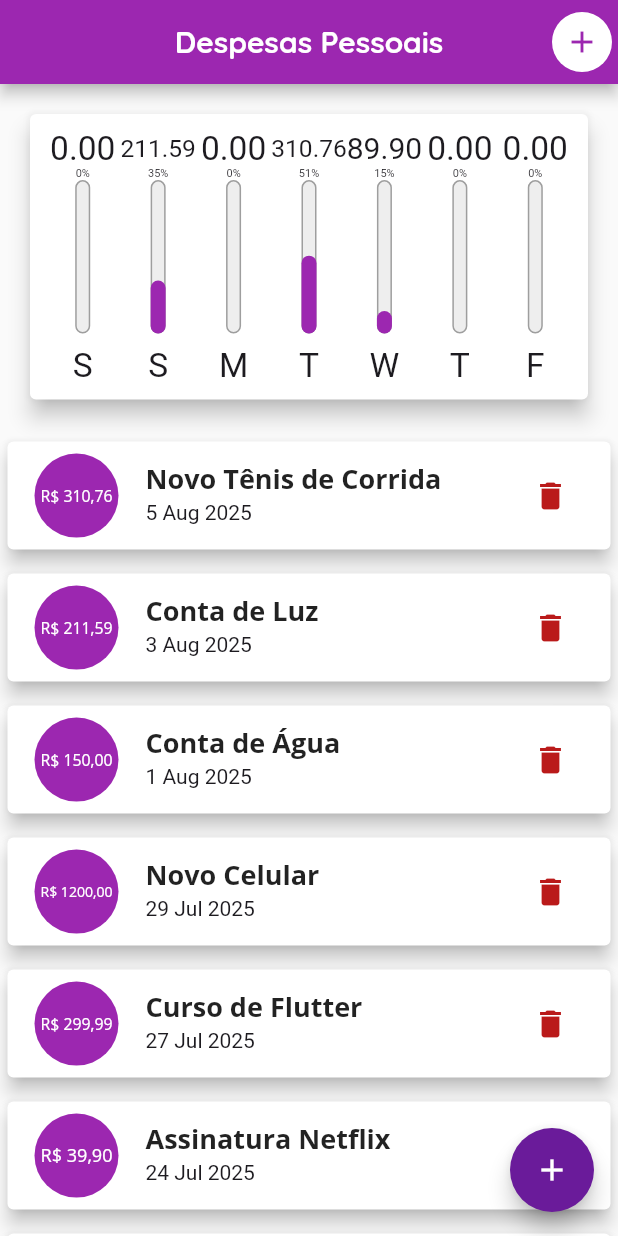
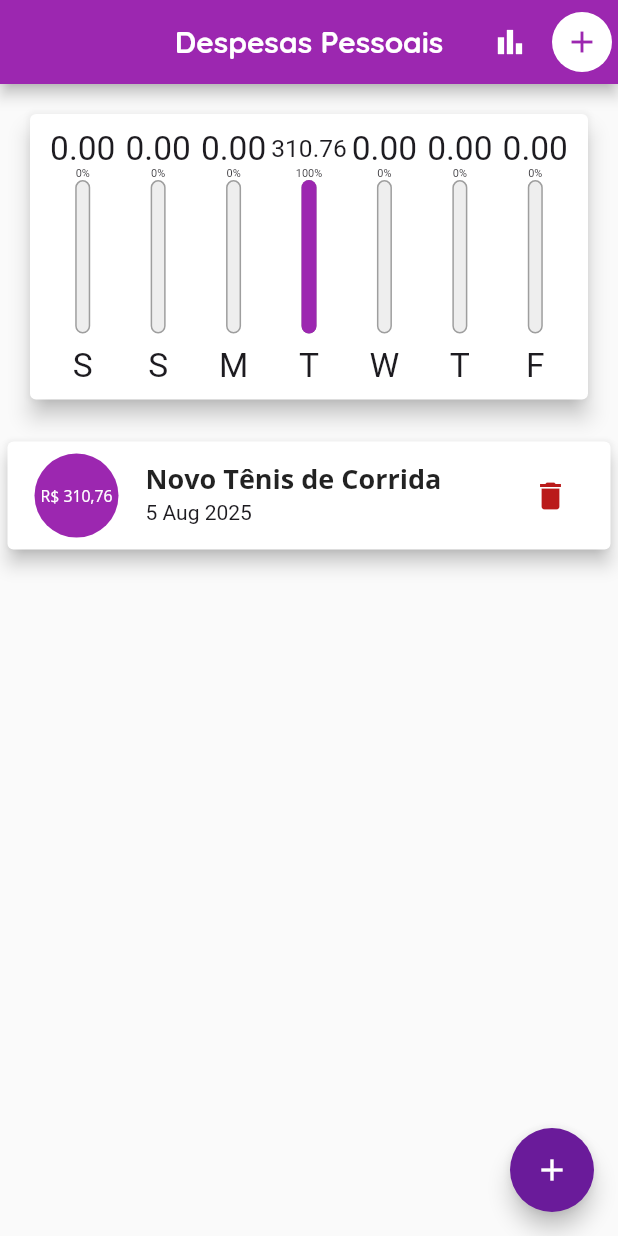
Before and after one commit to VitorLucas98/despesas_pessoais_app, a Flutter app: the screen it shows after launch, on a phone screen of 412 x 824 dp. Run offline on Flutter 3.47's test engine with Material 3 defaults, Android fonts, the phone set to English and light mode, and no system bars.

Commit message:
modelo de passagem

```diff
--- a/lib/components/transaction/transaction_list.dart
+++ b/lib/components/transaction/transaction_list.dart
@@ -15,20 +15,26 @@ class TransactionList extends StatelessWidget {
   @override
   Widget build(BuildContext context) {
     return transactions.isEmpty
-        ? Column(
+        ? LayoutBuilder(
+          builder: (ctx, constraints) {
+            return Column(
               children: [
-            const SizedBox(height: 20),
+                SizedBox(height: constraints.maxHeight * 0.05),
                 Text(
                   'Nenhuma transação cadastrada!',
                   style: Theme.of(context).textTheme.titleLarge,
                 ),
-            const SizedBox(height: 20),
+                SizedBox(height: constraints.maxHeight * 0.05),
                 Container(
-              height: 200,
-              child: Image.asset('assets/images/waiting.png',
-               fit: BoxFit.cover),
+                  height: constraints.maxHeight * 0.6,
+                  child: Image.asset(
+                    'assets/images/waiting.png',
+                    fit: BoxFit.cover,
+                  ),
                 ),
               ],
+            );
+          },
         )
         : ListView.builder(
           itemCount: transactions.length,
--- a/lib/main.dart
+++ b/lib/main.dart
@@ -51,57 +51,22 @@ class _MyHomePageState extends State<MyHomePage> {
   final tituloController = TextEditingController();
 
   final valorController = TextEditingController();
-  final List<Transaction>_transactions = [
+
+  bool _showChart = false;
+
+  final List<Transaction> _transactions = [
     Transaction(
       id: 't1',
       title: 'Novo Tênis de Corrida',
       value: 310.76,
       date: DateTime.now().subtract(const Duration(days: 3)),
     ),
-    Transaction(
-      id: 't2',
-      title: 'Conta de Luz',
-      value: 211.59,
-      date: DateTime.now().subtract(const Duration(days: 5)),
-    ),
-    Transaction(
-      id: 't3',
-      title: 'Conta de Água',
-      value: 150.00,
-      date: DateTime.now().subtract(const Duration(days: 7)),
-    ),
-    Transaction(
-      id: 't4',
-      title: 'Novo Celular',
-      value: 1200.00,
-      date: DateTime.now().subtract(const Duration(days: 10)),
-    ),
-    Transaction(
-      id: 't5',
-      title: 'Curso de Flutter',
-      value: 299.99,
-      date: DateTime.now().subtract(const Duration(days: 12)),
-    ),
-    Transaction(
-      id: 't6',
-      title: 'Assinatura Netflix',
-      value: 39.90,
-      date: DateTime.now().subtract(const Duration(days: 15)),
-    ),
-    Transaction(
-      id: 't7',
-      title: 'Jantar no Restaurante',
-      value: 89.90,
-      date: DateTime.now().subtract(const Duration(days: 2)),
-    ),
   ];
 
   List<Transaction> get _recentTransactions {
     // Filtra as transações para incluir apenas aquelas dos últimos 7 dias
     return _transactions.where((tr) {
-      return tr.date.isAfter(
-        DateTime.now().subtract(const Duration(days: 7)),
-      );
+      return tr.date.isAfter(DateTime.now().subtract(const Duration(days: 7)));
     }).toList();
   }
 
@@ -137,6 +102,8 @@ class _MyHomePageState extends State<MyHomePage> {
 
   @override
   Widget build(BuildContext context) {
+    final bool isLandscape =
+        MediaQuery.of(context).orientation == Orientation.landscape;
 
     final appBar = AppBar(
       title: Text(
@@ -149,17 +116,27 @@ class _MyHomePageState extends State<MyHomePage> {
       ),
       centerTitle: true,
       actions: [
+        IconButton(
+          icon: _showChart ? Icon(Icons.list) : Icon(Icons.bar_chart),
+          onPressed: () {
+            setState(() {
+              _showChart = !_showChart;
+            });
+          },
+        ),
         Padding(
-            padding: const EdgeInsets.symmetric(
-              vertical: 8.0,
-            ), // Espaço para cima e para baixo
+          padding: const EdgeInsets.symmetric(vertical: 8.0),
+          // Espaço para cima e para baixo
           child: Container(
             decoration: BoxDecoration(
               color: Colors.white, // Fundo diferente
               shape: BoxShape.circle,
             ),
             child: IconButton(
-                icon: Icon(Icons.add, color:Theme.of(context).primaryColor), // Cor do ícone
+              icon: Icon(
+                Icons.add,
+                color: Theme.of(context).primaryColor,
+              ), // Cor do ícone
               onPressed: () => _openTransactionForm(context),
             ),
           ),
@@ -167,7 +144,8 @@ class _MyHomePageState extends State<MyHomePage> {
       ],
     );
 
-      final availableHeight = MediaQuery.of(context).size.height -
+    final availableHeight =
+        MediaQuery.of(context).size.height -
         appBar.preferredSize.height -
         MediaQuery.of(context).padding.top;
 
@@ -177,12 +155,16 @@ class _MyHomePageState extends State<MyHomePage> {
         child: Column(
           crossAxisAlignment: CrossAxisAlignment.stretch,
           children: [
+            if (_showChart || !isLandscape)
               SizedBox(
-              height: availableHeight * 0.3,
-              child: Chart(_recentTransactions)),
+                height: availableHeight * (isLandscape ? 0.7 : 0.3),
+                child: Chart(_recentTransactions),
+              ),
+            if (!_showChart || !isLandscape)
               SizedBox(
                 height: availableHeight * 0.7,
-              child: TransactionList(_transactions, _removeTransaction)),
+                child: TransactionList(_transactions, _removeTransaction),
+              ),
           ],
         ),
       ),
```
Lines whose indentation alone changed are shown as unchanged.
